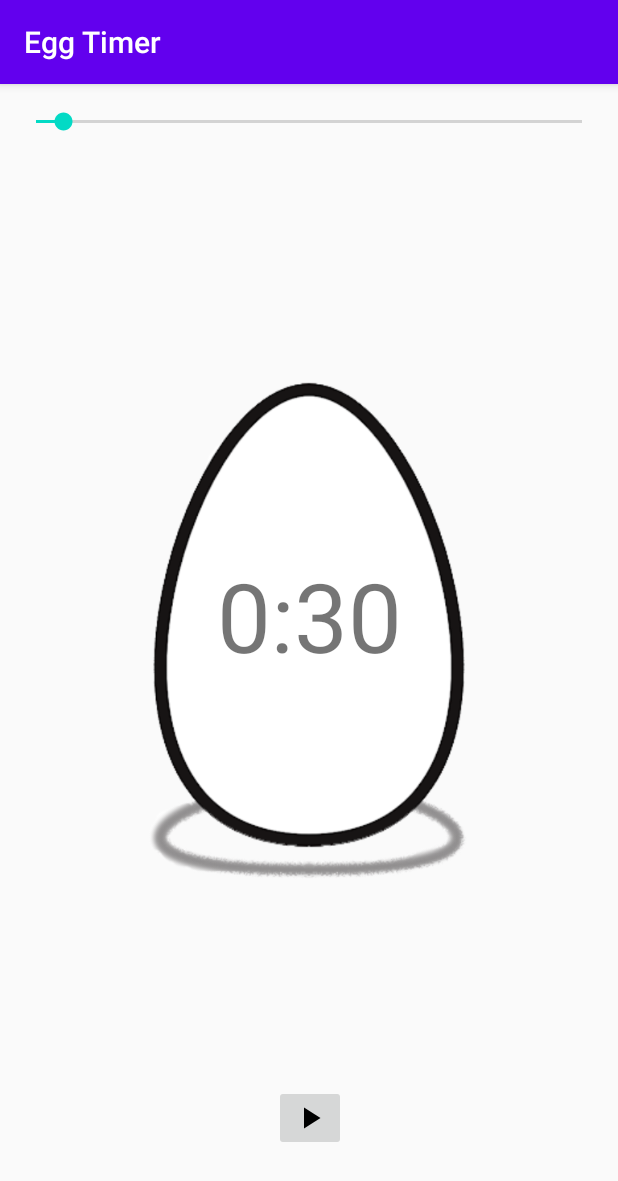
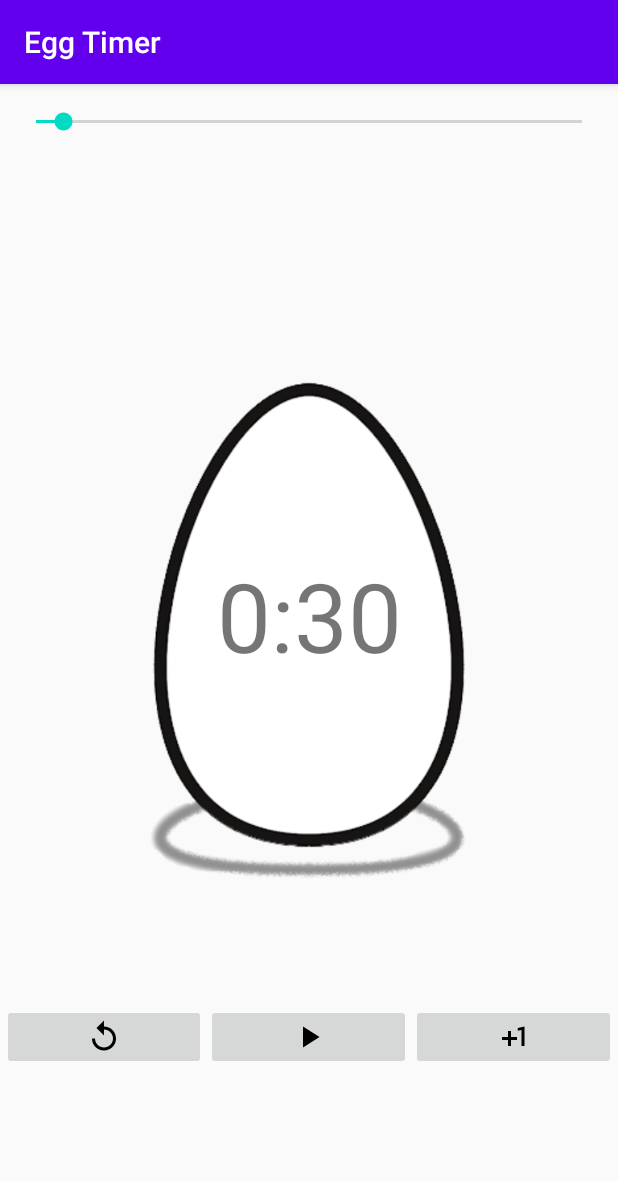
Before and after one commit to amanaggarwal1/EggTimer, an Android app: the screen it shows after launch (MainActivity), on a phone screen of 412 x 824 dp. Shown: the top 1181 px of the screen. Run offline under Robolectric (Android 15) with nearby library versions, the phone set to English and light mode, and no system bars.

Commit message:
Added functionality to pause the timer

```diff
--- a/app/src/main/java/com/example/eggtimer/MainActivity.java
+++ b/app/src/main/java/com/example/eggtimer/MainActivity.java
@@ -23,7 +23,7 @@ public class MainActivity extends AppCompatActivity {
     private SeekBar countDownSeekBar;
     private ImageView eggImage, finalEggImage;
     private TextView displayTime;
-    private ImageButton startButton;
+    private ImageButton startButton, resetButton, plusOneButton;
 
     //Count down timer which controls the timer time set by user
     CountDownTimer countDownTimer;
@@ -60,6 +60,10 @@ public class MainActivity extends AppCompatActivity {
         }.start();
     }
 
+    private void pauseTimer(){
+        countDownTimer.cancel(); //Cancels the timer
+    }
+
     //Function to update views for timer
     private void updateTimer(int secondsLeft){
         int minutes = secondsLeft / 60; // Calculating minutes corresponding to progress
@@ -81,6 +85,7 @@ public class MainActivity extends AppCompatActivity {
         countDownTimer.cancel(); //Cancel the timer even if not finished by itself
         updateTimer(initialTime); //Updates the timer to default configuration
         finalEggImage.animate().alpha(0).setDuration(1000); //Set visibility of final egg image back to zero
+        startButton.setImageResource(R.drawable.ic_play_image_button);
     }
 
     // Function to play the times up tone in loop
@@ -96,16 +101,20 @@ public class MainActivity extends AppCompatActivity {
 
         //Check if a timer is currently active on not
         if(isTimerActive) {
-            resetTimer();
+            pauseTimer();
             startButton.setImageResource(R.drawable.ic_play_image_button);
         }
         else{
             startTimer();
-            startButton.setImageResource(R.drawable.ic_reset_image_button);
+            startButton.setImageResource(R.drawable.ic_pause);
         }
 
         //Update the timer run status
         isTimerActive ^= true;
+    }
+
+    public void triggerStop(View view) {
+        resetTimer();
     }
 
     @Override
@@ -118,7 +127,9 @@ public class MainActivity extends AppCompatActivity {
         eggImage = findViewById(R.id.eggIV);
         finalEggImage = findViewById(R.id.finalEggIV);
         displayTime = findViewById(R.id.timerTV);
-        startButton = findViewById(R.id.startButton);
+        startButton = findViewById(R.id.startImageButton);
+        resetButton = findViewById(R.id.resetImageButton);
+        plusOneButton = findViewById(R.id.plusOneImageButton);
 
         //Setting initial parameters
         countDownSeekBar.setMax(maximumTime);
--- /dev/null
+++ b/app/src/main/res/drawable/ic_pause.xml
@@ -0,0 +1,9 @@
+<vector xmlns:android="http://schemas.android.com/apk/res/android"
+        android:width="24dp"
+        android:height="24dp"
+        android:viewportWidth="24.0"
+        android:viewportHeight="24.0">
+    <path
+        android:fillColor="#FF000000"
+        android:pathData="M6,19h4L10,5L6,5v14zM14,5v14h4L18,5h-4z"/>
+</vector>
--- /dev/null
+++ b/app/src/main/res/drawable/ic_plus_one.xml
@@ -0,0 +1,9 @@
+<vector xmlns:android="http://schemas.android.com/apk/res/android"
+        android:width="24dp"
+        android:height="24dp"
+        android:viewportWidth="24.0"
+        android:viewportHeight="24.0">
+    <path
+        android:fillColor="#FF000000"
+        android:pathData="M10,8L8,8v4L4,12v2h4v4h2v-4h4v-2h-4zM14.5,6.08L14.5,7.9l2.5,-0.5L17,18h2L19,5z"/>
+</vector>
--- a/app/src/main/res/layout/activity_main.xml
+++ b/app/src/main/res/layout/activity_main.xml
@@ -54,19 +54,41 @@
         app:layout_constraintStart_toStartOf="@+id/eggIV"
         app:layout_constraintTop_toTopOf="@+id/eggIV" />
 
-    <ImageButton
-        android:id="@+id/startButton"
-        android:layout_width="wrap_content"
-        android:layout_height="wrap_content"
-        android:layout_marginStart="182dp"
-        android:layout_marginTop="32dp"
-        android:layout_marginEnd="181dp"
+    <LinearLayout
+        android:layout_width="409dp"
+        android:layout_height="119dp"
+        android:layout_marginStart="16dp"
+        android:layout_marginEnd="16dp"
         android:layout_marginBottom="32dp"
-        android:onClick="triggerCountDown"
+        android:orientation="horizontal"
         app:layout_constraintBottom_toBottomOf="parent"
         app:layout_constraintEnd_toEndOf="parent"
         app:layout_constraintStart_toStartOf="parent"
-        app:layout_constraintTop_toBottomOf="@+id/eggIV"
-        app:srcCompat="@drawable/ic_play_image_button" />
+        app:layout_constraintTop_toBottomOf="@+id/eggIV">
+
+        <ImageButton
+            android:id="@+id/resetImageButton"
+            android:layout_width="wrap_content"
+            android:layout_height="wrap_content"
+            android:layout_weight="1"
+            android:onClick="triggerStop"
+            app:srcCompat="@drawable/ic_reset_image_button" />
+
+        <ImageButton
+            android:id="@+id/startImageButton"
+            android:layout_width="wrap_content"
+            android:layout_height="wrap_content"
+            android:layout_weight="1"
+            android:onClick="triggerCountDown"
+            app:srcCompat="@drawable/ic_play_image_button" />
+
+        <ImageButton
+            android:id="@+id/plusOneImageButton"
+            android:layout_width="wrap_content"
+            android:layout_height="wrap_content"
+            android:layout_weight="1"
+            app:srcCompat="@drawable/ic_plus_one" />
+    </LinearLayout>
+
 
 </androidx.constraintlayout.widget.ConstraintLayout>
```
Also changed, not shown: app/src/main/res/drawable/ic_delete.xml (added, +9 -0 lines), app/src/main/res/drawable/ic_stop.xml (added, +9 -0 lines).
